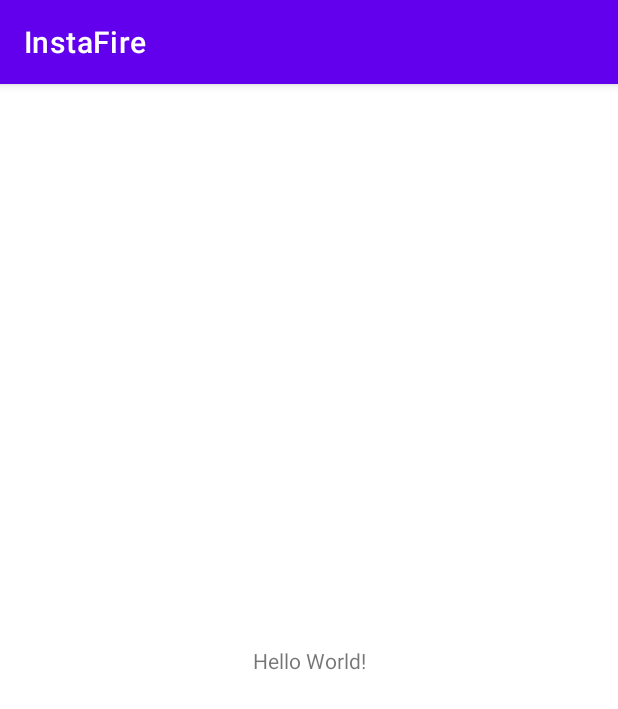
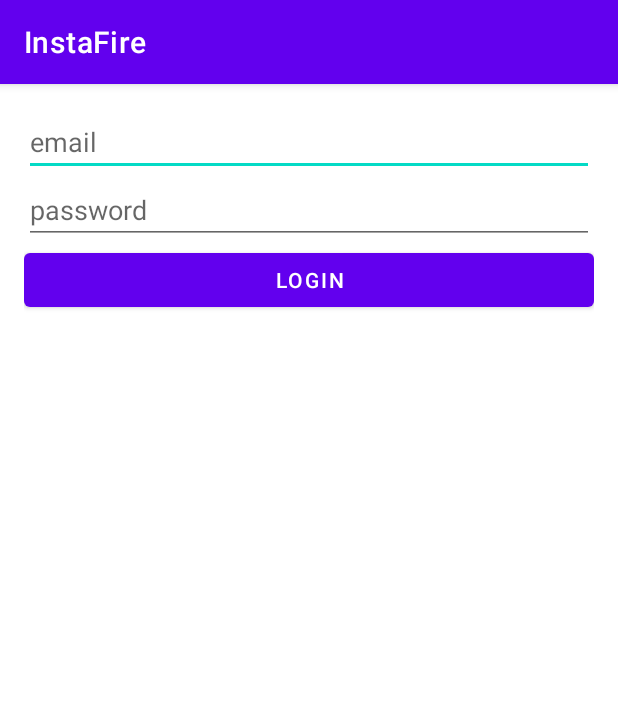
Before and after one commit to Gus-2/Android-InstaFire, an Android app: the screen it shows after launch (MainActivity before the commit, LoginActivity after it), on a phone screen of 412 x 824 dp. Shown: the top 709 px of the screen. Run offline under Robolectric (Android 15) with nearby library versions, the phone set to English and light mode, and no system bars.

Commit message:
Adding LoginActivity

```diff
--- a/app/build.gradle
+++ b/app/build.gradle
@@ -1,6 +1,7 @@
 plugins {
     id 'com.android.application'
     id 'kotlin-android'
+    id 'kotlin-android-extensions'
 }
 
 android {
--- a/app/src/main/AndroidManifest.xml
+++ b/app/src/main/AndroidManifest.xml
@@ -1,6 +1,8 @@
 <?xml version="1.0" encoding="utf-8"?>
 <manifest xmlns:android="http://schemas.android.com/apk/res/android"
     package="gus.android.instafire">
+
+    <uses-permission android:name="android.permission.INTERNET" />
 
     <application
         android:allowBackup="true"
@@ -9,13 +11,14 @@
         android:roundIcon="@mipmap/ic_launcher_round"
         android:supportsRtl="true"
         android:theme="@style/Theme.InstaFire">
-        <activity android:name=".MainActivity">
+
+        <activity android:name=".LoginActivity">
             <intent-filter>
                 <action android:name="android.intent.action.MAIN" />
-
                 <category android:name="android.intent.category.LAUNCHER" />
             </intent-filter>
         </activity>
+
     </application>
 
 </manifest>
--- /dev/null
+++ b/app/src/main/java/gus/android/instafire/LoginActivity.kt
@@ -0,0 +1,25 @@
+package gus.android.instafire
+
+import androidx.appcompat.app.AppCompatActivity
+import android.os.Bundle
+import android.widget.Toast
+import kotlinx.android.synthetic.main.activity_login.*
+
+private const val TAG = "LoginActivity"
+
+class LoginActivity : AppCompatActivity() {
+    override fun onCreate(savedInstanceState: Bundle?) {
+        super.onCreate(savedInstanceState)
+        setContentView(R.layout.activity_login)
+
+        btnLogin.setOnClickListener {
+            val email = etLoginEmail.text.toString()
+            val password = etLoginPassword.text.toString()
+
+            if (email.isBlank() || password.isBlank()) {
+                Toast.makeText(this, "Email/Password cannot be empty !", Toast.LENGTH_SHORT).show()
+                return@setOnClickListener
+            }
+        }
+    }
+}
--- a/app/src/main/java/gus/android/instafire/MainActivity.kt
+++ /dev/null
@@ -1,11 +0,0 @@
-package gus.android.instafire
-
-import androidx.appcompat.app.AppCompatActivity
-import android.os.Bundle
-
-class MainActivity : AppCompatActivity() {
-    override fun onCreate(savedInstanceState: Bundle?) {
-        super.onCreate(savedInstanceState)
-        setContentView(R.layout.activity_main)
-    }
-}
--- /dev/null
+++ b/app/src/main/res/layout/activity_login.xml
@@ -0,0 +1,36 @@
+<?xml version="1.0" encoding="utf-8"?>
+<LinearLayout
+    xmlns:android="http://schemas.android.com/apk/res/android"
+    xmlns:app="http://schemas.android.com/apk/res-auto"
+    xmlns:tools="http://schemas.android.com/tools"
+    android:layout_width="match_parent"
+    android:layout_height="match_parent"
+    android:orientation="vertical"
+    android:layout_margin="16dp"
+    tools:context=".LoginActivity">
+
+    <EditText
+        android:id="@+id/etLoginEmail"
+        android:layout_width="match_parent"
+        android:layout_height="wrap_content"
+        android:hint="@string/tv_login_email"
+        android:ems="10"
+        />
+
+    <EditText
+        android:id="@+id/etLoginPassword"
+        android:layout_width="match_parent"
+        android:layout_height="wrap_content"
+        android:ems="10"
+        android:hint="@string/tv_login_password"/>
+
+    <Button
+        android:id="@+id/btnLogin"
+        android:layout_width="match_parent"
+        android:layout_height="wrap_content"
+        android:text="@string/bt_login"
+        android:textColor="#fff"
+        android:ems="10"/>
+
+
+</LinearLayout>
--- a/app/src/main/res/layout/activity_main.xml
+++ /dev/null
@@ -1,18 +0,0 @@
-<?xml version="1.0" encoding="utf-8"?>
-<androidx.constraintlayout.widget.ConstraintLayout xmlns:android="http://schemas.android.com/apk/res/android"
-    xmlns:app="http://schemas.android.com/apk/res-auto"
-    xmlns:tools="http://schemas.android.com/tools"
-    android:layout_width="match_parent"
-    android:layout_height="match_parent"
-    tools:context=".MainActivity">
-
-    <TextView
-        android:layout_width="wrap_content"
-        android:layout_height="wrap_content"
-        android:text="Hello World!"
-        app:layout_constraintBottom_toBottomOf="parent"
-        app:layout_constraintLeft_toLeftOf="parent"
-        app:layout_constraintRight_toRightOf="parent"
-        app:layout_constraintTop_toTopOf="parent" />
-
-</androidx.constraintlayout.widget.ConstraintLayout>
--- a/app/src/main/res/values-night/themes.xml
+++ b/app/src/main/res/values-night/themes.xml
@@ -1,6 +1,6 @@
 <resources xmlns:tools="http://schemas.android.com/tools">
     <!-- Base application theme. -->
-    <style name="Theme.InstaFire" parent="Theme.MaterialComponents.DayNight.DarkActionBar">
+    <style name="Theme.InstaFire" parent="Theme.MaterialComponents.Light.DarkActionBar">
         <!-- Primary brand color. -->
         <item name="colorPrimary">@color/purple_200</item>
         <item name="colorPrimaryVariant">@color/purple_700</item>
--- a/app/src/main/res/values/strings.xml
+++ b/app/src/main/res/values/strings.xml
@@ -1,3 +1,6 @@
 <resources>
     <string name="app_name">InstaFire</string>
+    <string name="tv_login_email">email</string>
+    <string name="tv_login_password">password</string>
+    <string name="bt_login">LOGIN</string>
 </resources>
--- a/app/src/main/res/values/themes.xml
+++ b/app/src/main/res/values/themes.xml
@@ -1,6 +1,6 @@
 <resources xmlns:tools="http://schemas.android.com/tools">
     <!-- Base application theme. -->
-    <style name="Theme.InstaFire" parent="Theme.MaterialComponents.DayNight.DarkActionBar">
+    <style name="Theme.InstaFire" parent="Theme.MaterialComponents.Light.DarkActionBar">
         <!-- Primary brand color. -->
         <item name="colorPrimary">@color/purple_500</item>
         <item name="colorPrimaryVariant">@color/purple_700</item>
```
